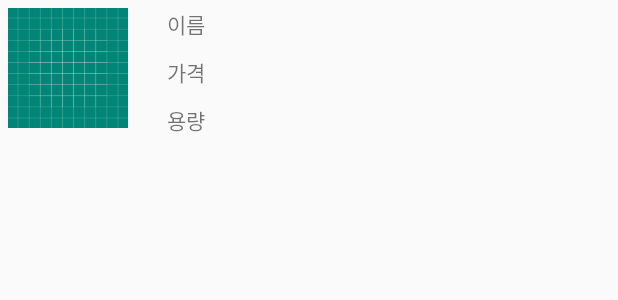
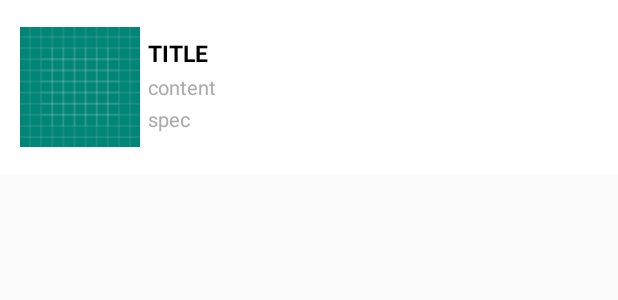
Before and after one commit to ByeonYujin/CBNU-OpenSource-Professional-Project, an Android app: the layout list_tv.xml on its own in the app's theme, with its tools: preview values and no code run, on a phone screen of 412 x 824 dp. Shown: the top 300 px of the screen. Run offline under Robolectric (Android 15) with nearby library versions, the phone set to English and light mode, and no system bars.

Commit message:
전자제품 3가지 검색 결과 화면 수정(+팝업창), 이미지 수정

```diff
--- a/app/src/main/res/layout/list_tv.xml
+++ b/app/src/main/res/layout/list_tv.xml
@@ -1,13 +1,13 @@
 <?xml version="1.0" encoding="utf-8"?>
 <LinearLayout
-    xmlns:android="http://schemas.android.com/apk/res/android" android:layout_width="match_parent"
-    android:layout_height="wrap_content">
-
-    <LinearLayout
-        android:layout_width="match_parent"
+    xmlns:android="http://schemas.android.com/apk/res/android"
+    android:orientation="horizontal" android:layout_width="match_parent"
     android:layout_height="wrap_content"
-        android:orientation="horizontal"
-        >
+    android:padding="8dp"
+    android:gravity="center_vertical"
+    android:background="@android:color/white"
+    android:onClick="mOnPopupClick"
+    android:layout_marginBottom="8dp">
 
     <ImageView
         android:id="@+id/iv_profile"
@@ -17,36 +17,43 @@
         android:src="@drawable/ic_launcher_background"/>
 
     <LinearLayout
-            android:layout_width="match_parent"
-            android:layout_height="wrap_content"
-            android:layout_marginLeft="15dp"
-            android:orientation="vertical">
+        android:layout_width="0dp"
+        android:layout_height="100dp"
+        android:gravity="center_vertical"
+        android:layout_weight="1"
+        android:orientation="vertical"
+        >
 
             <TextView
                 android:id="@+id/tv_id"
                 android:layout_width="wrap_content"
                 android:layout_height="wrap_content"
-                android:text="이름"
-                android:layout_margin="5dp"/>
+                android:includeFontPadding="false"
+                android:text="TITLE"
+                android:textColor="@android:color/black"
+                android:textSize="15sp"
+                android:textStyle="bold"/>
 
             <TextView
                 android:id="@+id/tv_pw"
                 android:layout_width="wrap_content"
                 android:layout_height="wrap_content"
-                android:text="가격"
-                android:layout_margin="5dp"/>
+                android:includeFontPadding="false"
+                android:text="content"
+                android:layout_marginVertical="5dp"
+                android:textColor="@android:color/darker_gray"
+                android:textSize="13sp"/>
 
             <TextView
                 android:id="@+id/tv_Username"
                 android:layout_width="wrap_content"
                 android:layout_height="wrap_content"
-                android:text="용량"
-                android:layout_margin="5dp"/>
+                android:includeFontPadding="false"
+                android:text="spec"
+                android:textColor="@android:color/darker_gray"
+                android:textSize="13dp"/>
 
 
         </LinearLayout>
 
     </LinearLayout>
-
-
-</LinearLayout>
--- a/app/src/main/res/layout/popup_activity.xml
+++ b/app/src/main/res/layout/popup_activity.xml
@@ -10,7 +10,7 @@
         android:stretchColumns="0">
         <TableRow>
             <ImageView
-                android:id="@+id/notebookImage"
+                android:id="@+id/itemImage"
                 android:layout_width="100dp"
                 android:layout_height="70dp"
                 android:layout_marginRight="10dp"
```
Also changed, not shown: app/src/main/java/com/cookandroid/catchnoteproject/PopupActivity.java (+11 -0 lines), app/src/main/java/com/cookandroid/catchnoteproject/RefrigeratorResult.java (+14 -0 lines), app/src/main/java/com/cookandroid/catchnoteproject/TvResult.java (+16 -0 lines), app/src/main/java/com/cookandroid/catchnoteproject/WashingResult.java (+13 -0 lines), app/src/main/res/layout/item.xml (+5 -9 lines), app/src/main/res/layout/list_refrigerator.xml (+27 -20 lines), app/src/main/res/layout/list_washing_machine.xml (+27 -20 lines). Lines whose indentation alone changed are shown as unchanged.
